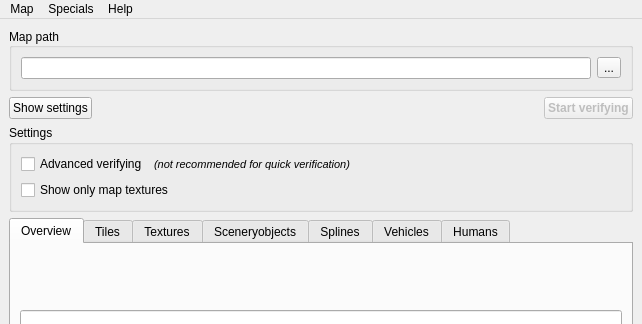
Qt form OTModules/wVerifyMap/wverifymap.ui (pietr26/OMSI-Tools) before a commit; both pictures show x 0 to 642 and y 0 to 324 of the 642 by 722 pixel window.
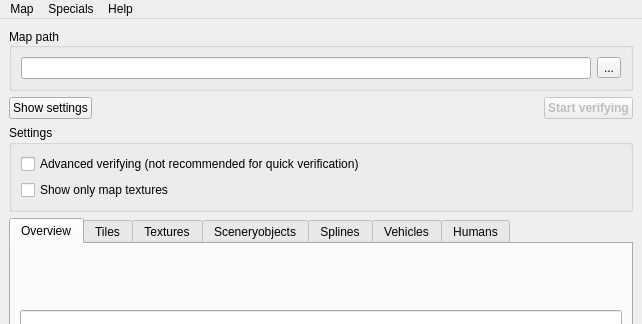
The same form after that commit. Icons and pictures are not drawn.

Commit message: Merged advanced verifying hint with checkbox

```diff
--- a/OTModules/wVerifyMap/wverifymap.ui
+++ b/OTModules/wVerifyMap/wverifymap.ui
@@ -127,8 +127,6 @@
       </property>
       <layout class="QVBoxLayout" name="verticalLayout_12">
        <item>
-        <layout class="QHBoxLayout" name="horizontalLayout_2">
-         <item>
           <widget class="QCheckBox" name="cbxAdvancedVerifying">
            <property name="sizePolicy">
             <sizepolicy hsizetype="Maximum" vsizetype="Fixed">
@@ -140,24 +138,9 @@
             <string>If the advanced verifying is active, the contents of the scenery objects and splines are also checked. This includes, among other things, a texture and variable check.</string>
            </property>
            <property name="text">
-            <string>Advanced verifying</string>
-           </property>
-          </widget>
-         </item>
-         <item>
-          <widget class="QLabel" name="label">
-           <property name="font">
-            <font>
-             <pointsize>8</pointsize>
-             <italic>true</italic>
-            </font>
-           </property>
-           <property name="text">
-            <string>(not recommended for quick verification)</string>
-           </property>
-          </widget>
-         </item>
-        </layout>
+          <string>Advanced verifying (not recommended for quick verification)</string>
+         </property>
+        </widget>
        </item>
        <item>
         <widget class="QCheckBox" name="cbxOnlyMapTextures">
```
Lines whose indentation alone changed are shown as unchanged.
